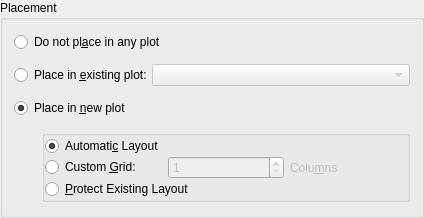
The window that src/widgets/curveplacement.ui (Kst-plot/kst) describes before a commit, drawn with Qt 5.
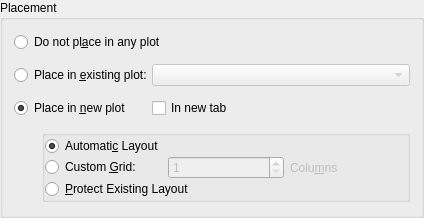
The same window after the commit.

Commit message:
- Start 'new tab' ui work in curve placement widget.
- set version number for libraries, to allow kst2 to be installed
with kst1 on certain systems.

The edit to the form file:
```diff
--- a/src/widgets/curveplacement.ui
+++ b/src/widgets/curveplacement.ui
@@ -177,12 +177,19 @@
         </layout>
        </widget>
       </item>
+      <item row="2" column="2">
+       <widget class="QCheckBox" name="newTab">
+        <property name="text">
+         <string>In new tab</string>
+        </property>
+       </widget>
+      </item>
      </layout>
     </widget>
    </item>
   </layout>
  </widget>
- <layoutdefault spacing="6" margin="11" />
+ <layoutdefault spacing="6" margin="11"/>
  <pixmapfunction>qPixmapFromMimeSource</pixmapfunction>
  <tabstops>
   <tabstop>_noPlot</tabstop>
```
Left out of the diff: 127 changed lines with no effect on the pictures. The commit also changes 1 other file.
